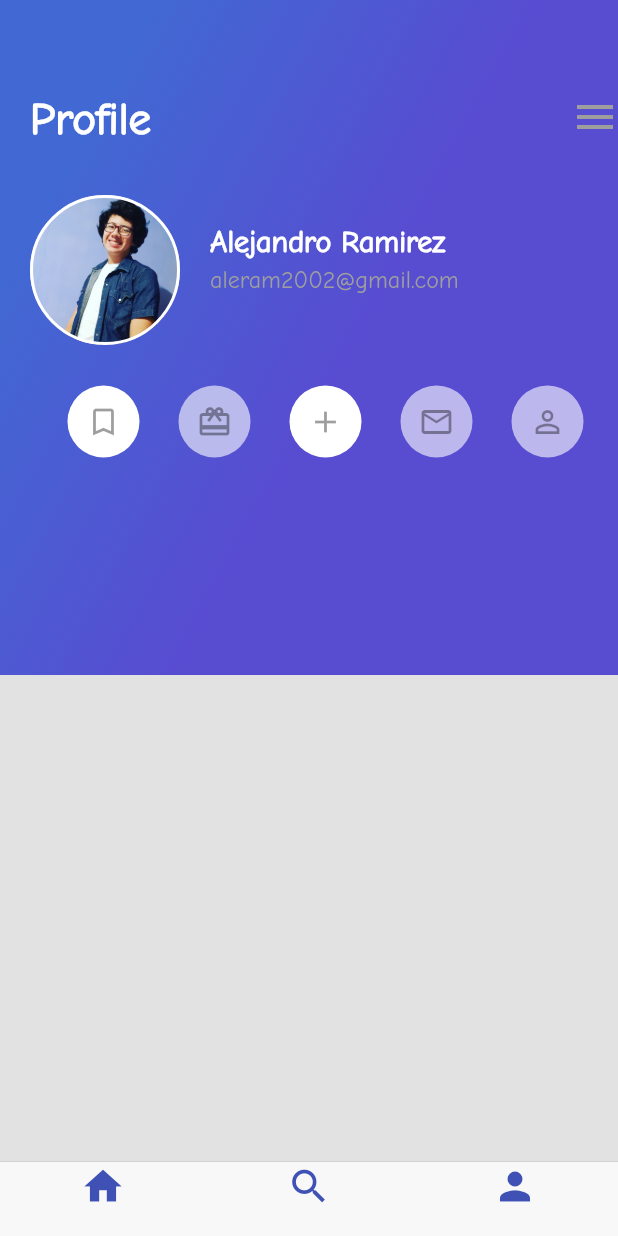
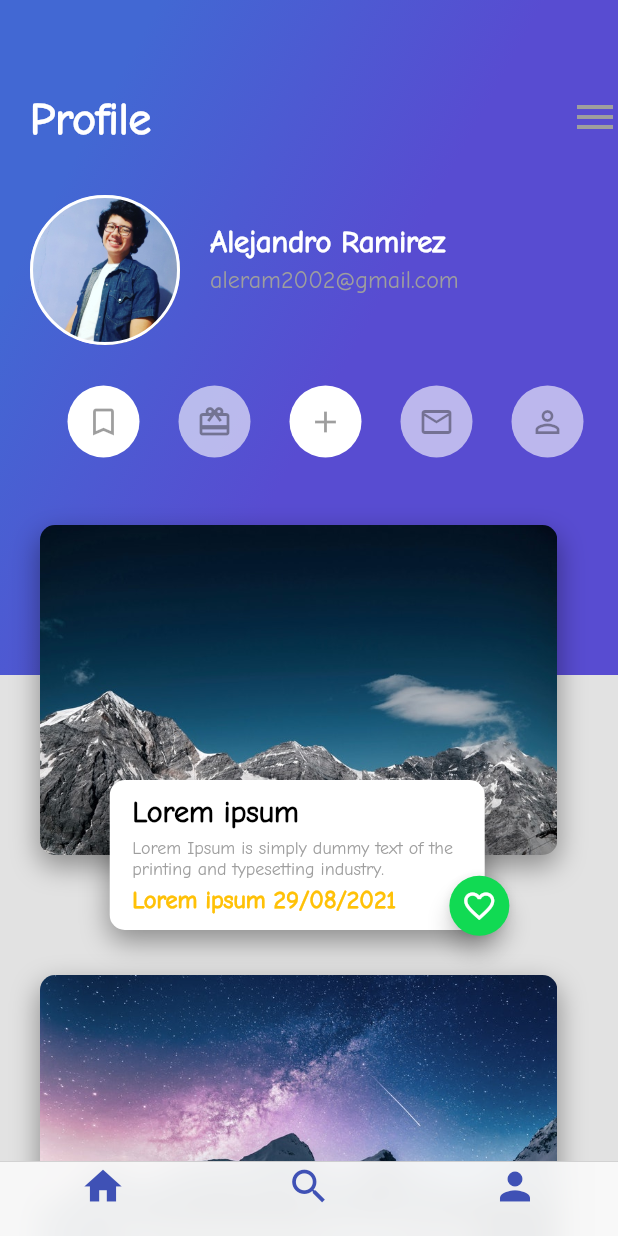
Before and after one commit to jarcasta/platzi-course, a Flutter app: the screen it shows after launch, item 3 of the bottom bar chosen, on a phone screen of 412 x 824 dp. Run offline on Flutter 3.47's test engine with Material 2 defaults, Android fonts, the phone set to English and light mode, and no system bars.

Commit message:
feature: add image view in profile page

```diff
--- a/lib/profilePage/description_profile.dart
+++ b/lib/profilePage/description_profile.dart
@@ -7,7 +7,7 @@ class DescriptionProfile extends StatelessWidget{
     return Column(
       crossAxisAlignment: CrossAxisAlignment.start,
       children: [
-        HeaderProfile()
+        HeaderProfile(),
       ],
     );
   }
--- /dev/null
+++ b/lib/profilePage/image_profile_card.dart
@@ -0,0 +1,111 @@
+import 'package:flutter/material.dart';
+import 'package:platzi_trip_app/floating_action_button_green.dart';
+
+class ImageProfileCard extends StatelessWidget{
+  String pathImage = 'assets/img/viewImg/beach.jpeg';
+
+  ImageProfileCard(this.pathImage);
+
+  @override
+  Widget build(BuildContext context) {
+    final card = Container(
+      height: 220.0,
+      width: 345.0,
+      margin: EdgeInsets.only(
+        top: 40.0,
+        left: 20.0,
+        right: 40.0,
+        bottom: 40.0
+      ),
+      decoration: BoxDecoration(
+          image: DecorationImage(
+              fit: BoxFit.cover,
+              image: AssetImage(
+                pathImage,
+              )
+          ),
+          borderRadius: BorderRadius.all(Radius.circular(10.0)),
+          shape: BoxShape.rectangle,
+          boxShadow: <BoxShadow> [
+            BoxShadow(
+                color: Colors.black38,
+                blurRadius: 15.0,
+                offset: Offset(0.0, 7.0)
+            )
+          ]
+      ),
+    );
+
+    final centerCard = Stack(
+      alignment: Alignment(0.55, 1.3),
+      children: [
+        Container(
+          height: 100.0,
+          width: 250.0,
+          margin: EdgeInsets.only(right: 85.0),
+          decoration: BoxDecoration(
+              color: Colors.white,
+              borderRadius: BorderRadius.all(Radius.circular(10.0)),
+              shape: BoxShape.rectangle,
+              boxShadow: <BoxShadow> [
+                BoxShadow(
+                    color: Colors.black38,
+                    blurRadius: 15.0,
+                    offset: Offset(0.0, 7.0)
+                )
+              ]
+          ),
+          child: Container(
+            margin: EdgeInsets.only(
+              left: 15.0,
+              top: 10.0
+            ),
+            child: Column(
+              crossAxisAlignment: CrossAxisAlignment.start,
+              children: [
+                Text(
+                  'Lorem ipsum',
+                  style: TextStyle(
+                      color: Colors.black,
+                      fontWeight: FontWeight.w700,
+                      fontSize: 20,
+                      fontFamily: 'ComicNeue'
+                  ),
+                ),
+                Container(margin: EdgeInsets.only(top: 5.0),),
+                Text(
+                  'Lorem Ipsum is simply dummy text of the printing and typesetting industry.',
+                  style: TextStyle(
+                      color: Colors.grey,
+                      fontSize: 12,
+                      fontFamily: 'ComicNeue'
+                  ),
+                ),
+                Container(margin: EdgeInsets.only(top: 5.0),),
+                Text(
+                  'Lorem ipsum 29/08/2021',
+                  style: TextStyle(
+                      color: Colors.amber,
+                      fontWeight: FontWeight.w600,
+                      fontSize: 16,
+                      fontFamily: 'ComicNeue'
+                  ),
+                ),
+              ],
+            ),
+          )
+        ),
+        FloatingActionButtonGreen()
+      ],
+    );
+
+    return Stack(
+      alignment: Alignment(0.9, 1.1),
+      children: <Widget>[
+        card,
+        centerCard,
+      ],
+    );
+  }
+
+}
--- /dev/null
+++ b/lib/profilePage/image_show_profile.dart
@@ -0,0 +1,20 @@
+import 'package:flutter/material.dart';
+import 'package:platzi_trip_app/profilePage/image_profile_card.dart';
+
+class ImageShowProfile extends StatelessWidget{
+  @override
+  Widget build(BuildContext context) {
+    return Container(
+      margin: EdgeInsets.only(top: 310.0),
+      child: ListView(
+        scrollDirection: Axis.vertical,
+        children: <Widget>[
+          ImageProfileCard('assets/img/viewImg/mountain.jpeg'),
+          ImageProfileCard('assets/img/viewImg/mountain_stars.jpeg'),
+          ImageProfileCard('assets/img/viewImg/river.jpeg'),
+        ],
+      ),
+    );
+  }
+
+}
--- a/lib/profile_trips.dart
+++ b/lib/profile_trips.dart
@@ -1,12 +1,14 @@
 import 'package:flutter/material.dart';
 import 'package:platzi_trip_app/profilePage/description_profile.dart';
+import 'package:platzi_trip_app/profilePage/image_show_profile.dart';
 
 class ProfileTrips extends StatelessWidget{
   @override
   Widget build(BuildContext context) {
     return Stack(
       children: [
-        DescriptionProfile()
+        DescriptionProfile(),
+        ImageShowProfile(),
       ],
     );
   }
```
